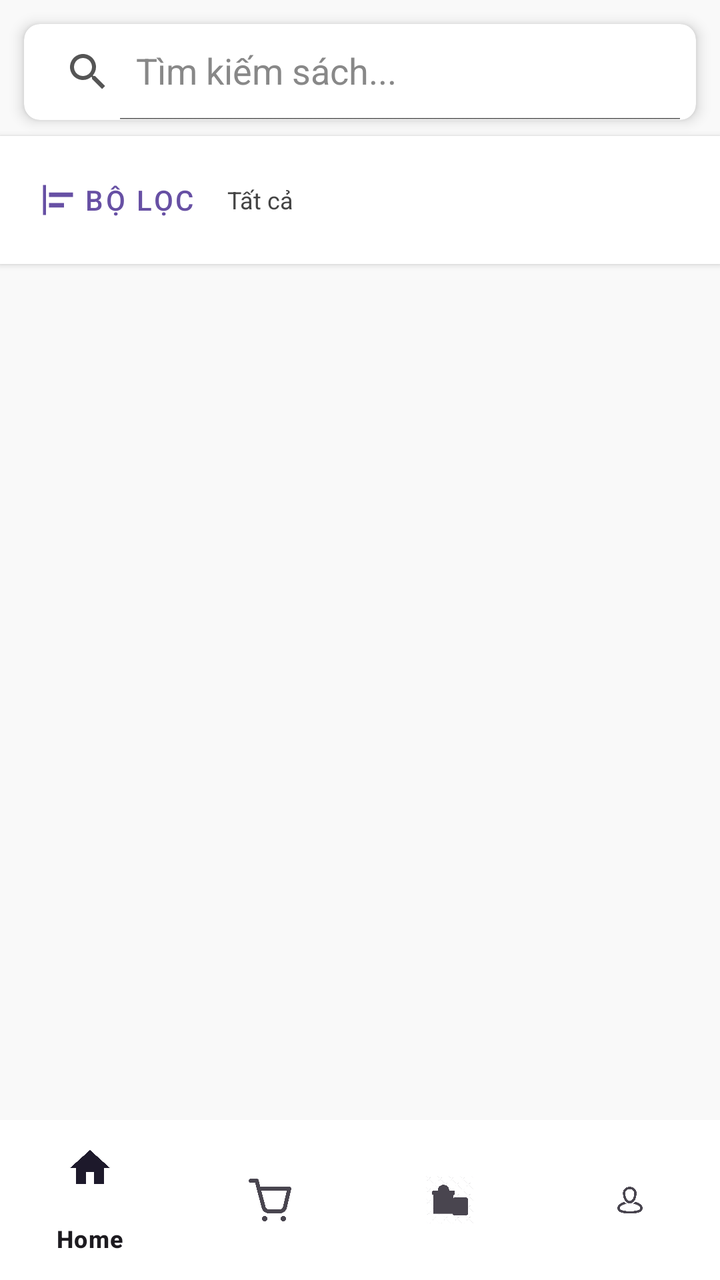
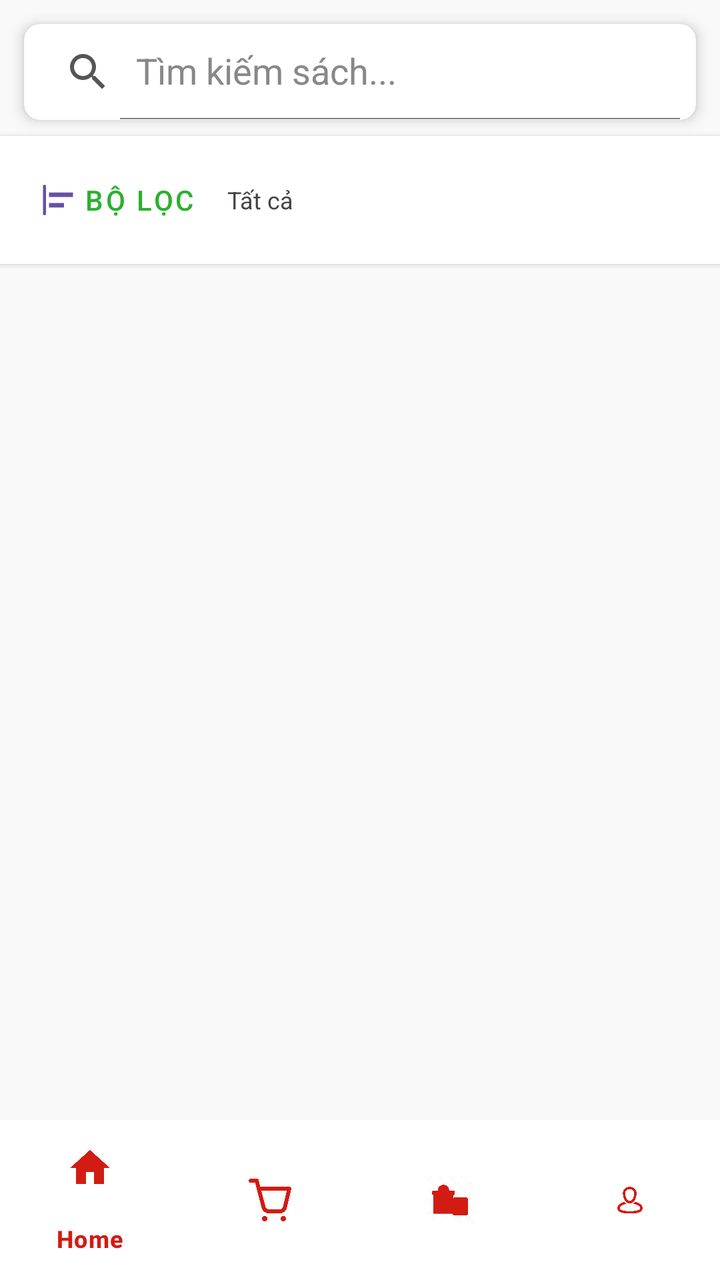

Two renders of the same Android screen: before a commit and after it. Below are the layout's source before the change and the commit's diff.
<!-- AndroidManifest.xml: application theme Theme.BookApp -->
<!-- res/layout/activity_search_results.xml -->
<?xml version="1.0" encoding="utf-8"?>
<LinearLayout
    xmlns:android="http://schemas.android.com/apk/res/android"
    xmlns:app="http://schemas.android.com/apk/res-auto"
    android:orientation="vertical"
    android:background="#F9F9F9"
    android:layout_width="match_parent"
    android:layout_height="match_parent">

    
    <androidx.cardview.widget.CardView
        android:id="@+id/searchCard"
        android:layout_width="match_parent"
        android:layout_height="wrap_content"
        android:layout_marginStart="12dp"
        android:layout_marginTop="12dp"
        android:layout_marginEnd="12dp"
        app:cardCornerRadius="8dp"
        app:cardElevation="4dp">

        <androidx.appcompat.widget.SearchView
            android:id="@+id/searchViewResults"
            android:layout_width="match_parent"
            android:layout_height="wrap_content"
            app:iconifiedByDefault="false"
            app:queryHint="Tìm kiếm sách..."
            android:background="@android:color/transparent"
            android:theme="@style/CustomSearchViewTheme" />
    </androidx.cardview.widget.CardView>

    
    <LinearLayout
        android:orientation="horizontal"
        android:paddingHorizontal="12dp"
        android:paddingVertical="8dp"
        android:background="@android:color/white"
        android:elevation="2dp"
        android:layout_marginTop="8dp"
        android:layout_width="match_parent"
        android:layout_height="wrap_content">

        <com.google.android.material.button.MaterialButton
            android:id="@+id/btnOpenFilter"
            android:text="Bộ lọc"
            app:icon="@drawable/ic_filter_list"
            style="@style/Widget.MaterialComponents.Button.TextButton"
            android:layout_width="wrap_content"
            android:layout_height="wrap_content"/>

        <TextView
            android:id="@+id/tvActiveFilters"
            android:text="Tất cả"
            android:textSize="12sp"
            android:textColor="#444"
            android:layout_gravity="center_vertical"
            android:layout_marginStart="8dp"
            android:maxLines="1"
            android:ellipsize="end"
            android:layout_width="wrap_content"
            android:layout_height="wrap_content"/>
    </LinearLayout>

    
    <FrameLayout
        android:layout_width="match_parent"
        android:layout_height="0dp"
        android:layout_weight="1">

        <LinearLayout
            android:id="@+id/layoutNoResults"
            android:layout_width="match_parent"
            android:layout_height="match_parent"
            android:orientation="vertical"
            android:gravity="center"
            android:padding="16dp"
            android:visibility="gone">

            <ImageView
                android:layout_width="100dp"
                android:layout_height="100dp"
                android:src="@drawable/ic_search_off"
                app:tint="#888888"
                android:layout_marginBottom="16dp"/>

            <TextView
                android:id="@+id/tvNoResultsTitle"
                android:layout_width="wrap_content"
                android:layout_height="wrap_content"
                android:text="Không tìm thấy kết quả"
                android:textSize="18sp"
                android:textStyle="bold"
                android:textColor="#333"
                android:layout_marginBottom="8dp"/>

            <TextView
                android:id="@+id/tvNoResultsSubtitle"
                android:layout_width="wrap_content"
                android:layout_height="wrap_content"
                android:text="Hãy thử dùng từ khóa khác hoặc\nbỏ bớt bộ lọc của bạn."
                android:textSize="14sp"
                android:textColor="#666"
                android:gravity="center"/>
        </LinearLayout>

        <androidx.recyclerview.widget.RecyclerView
            android:id="@+id/rvSearchResults"
            android:layout_width="match_parent"
            android:layout_height="match_parent"
            android:padding="6dp"
            android:clipToPadding="false"/>
    </FrameLayout>

    
    <com.google.android.material.bottomnavigation.BottomNavigationView
        android:id="@+id/bottomNavigation"
        android:layout_width="match_parent"
        android:layout_height="wrap_content"
        android:background="#FFFFFF"
        app:menu="@menu/bottom_nav_menu" />

</LinearLayout>
<!-- resources referenced by this layout -->
<resources>
  <!-- drawable ic_filter_list (drawable) -->
  <vector xmlns:android="http://schemas.android.com/apk/res/android" android:autoMirrored="true" android:height="24dp" android:tint="#000000" android:viewportHeight="960" android:viewportWidth="960" android:width="24dp">
        
      <path android:fillColor="@android:color/white" android:pathData="M80,880L80,80L160,80L160,880L80,880ZM240,680L240,560L640,560L640,680L240,680ZM240,400L240,280L880,280L880,400L240,400Z"/>
      
  </vector>
  <!-- drawable ic_search_off (drawable) -->
  <vector xmlns:android="http://schemas.android.com/apk/res/android" android:autoMirrored="true" android:height="24dp" android:tint="#000000" android:viewportHeight="960" android:viewportWidth="960" android:width="24dp">
        
      <path android:fillColor="@android:color/white" android:pathData="M480,120Q554,120 619.5,148.5Q685,177 734,226Q783,275 811.5,340.5Q840,406 840,480Q840,554 811.5,619.5Q783,685 734,734Q685,783 619.5,811.5Q554,840 480,840Q439,840 401,831Q363,822 325,805L386,744Q409,752 432.5,756Q456,760 480,760Q596,760 678,678Q760,596 760,480Q760,364 678,282Q596,200 480,200Q364,200 282,282Q200,364 200,480Q200,504 204,527.5Q208,551 216,574L156,634Q138,598 129,559.5Q120,521 120,480Q120,406 148.5,340.5Q177,275 226,226Q275,177 340.5,148.5Q406,120 480,120ZM520,640L520,496L176,840L120,784L464,440L320,440L320,360L600,360L600,640L520,640Z"/>
      
  </vector>
  <style name="CustomSearchViewTheme" parent="ThemeOverlay.AppCompat.Light">
  
          <item name="android:textColorPrimary">#222222</item>
  
          <item name="android:textColorHint">#888888</item>
  
          <item name="colorControlNormal">#555555</item>
  
      </style>
  <style name="Theme.BookApp" parent="Base.Theme.BookApp" />
  <style name="Base.Theme.BookApp" parent="Theme.Material3.DayNight.NoActionBar">
          
          
      </style>
</resources>

<!-- the commit's change to res/layout/activity_search_results.xml (unified diff, before → after) -->
@@ -45,6 +45,7 @@
             app:icon="@drawable/ic_filter_list"
             style="@style/Widget.MaterialComponents.Button.TextButton"
             android:layout_width="wrap_content"
+            android:textColor="#2cb02f"
             android:layout_height="wrap_content"/>
 
         <TextView
@@ -116,6 +117,8 @@
         android:layout_width="match_parent"
         android:layout_height="wrap_content"
         android:background="#FFFFFF"
+        app:itemIconTint="#d21c13"
+        app:itemTextColor="#d21c13"
         app:menu="@menu/bottom_nav_menu" />
 
 </LinearLayout>
